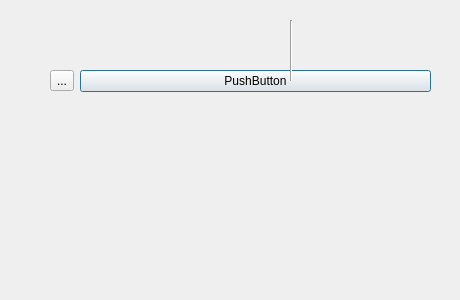
The window that main/dtclient/ui/about.ui (huifeng-kooboo/DT) describes before a commit, drawn with Qt 5.
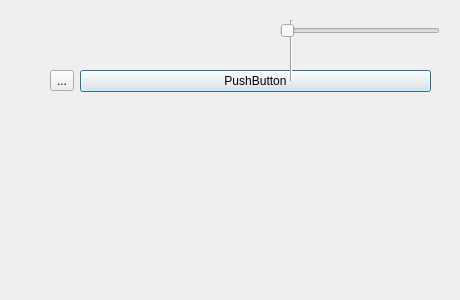
The same window after the commit.

Diff of the .ui file:
```diff
--- a/main/dtclient/ui/about.ui
+++ b/main/dtclient/ui/about.ui
@@ -66,6 +66,19 @@
     <enum>Qt::Vertical</enum>
    </property>
   </widget>
+  <widget class="QSlider" name="horizontalSlider">
+   <property name="geometry">
+    <rect>
+     <x>280</x>
+     <y>20</y>
+     <width>160</width>
+     <height>22</height>
+    </rect>
+   </property>
+   <property name="orientation">
+    <enum>Qt::Horizontal</enum>
+   </property>
+  </widget>
  </widget>
  <resources/>
  <connections/>
```
Left out of the diff: 13 changed lines with no effect on the pictures.
